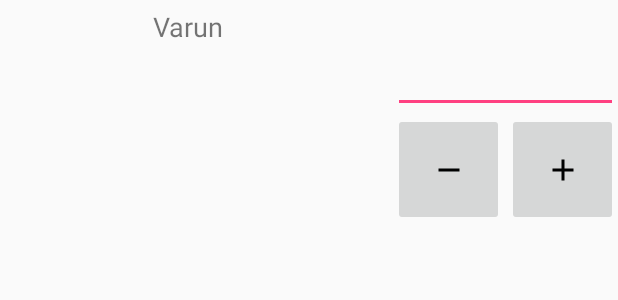
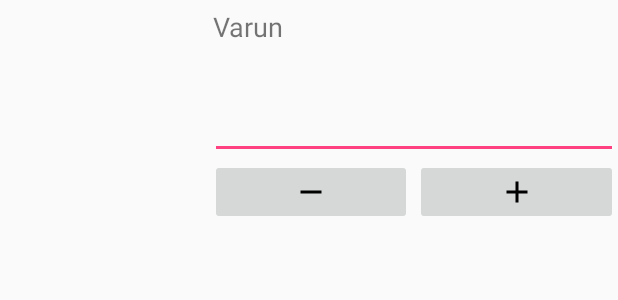
Before and after one commit to Dex1019/Veggkart, an Android app: the layout list_item_products.xml on its own in the app's theme, with its tools: preview values and no code run, on a phone screen of 412 x 824 dp. Shown: the top 300 px of the screen. Run offline under Robolectric (Android 15) with nearby library versions, the phone set to English and light mode, and no system bars; network calls fail.

Commit message:
Change UIUX

```diff
--- a/app/build.gradle
+++ b/app/build.gradle
@@ -30,4 +30,6 @@ dependencies {
     compile 'com.android.volley:volley:1.0.0'
     compile 'com.squareup.picasso:picasso:2.5.2'
     compile 'com.android.support:support-v4:24.0.0'
+    compile 'com.google.android.gms:play-services-appindexing:8.1.0'
+    compile 'com.android.support:cardview-v7:24.0.0'
 }
--- a/app/src/main/AndroidManifest.xml
+++ b/app/src/main/AndroidManifest.xml
@@ -61,7 +61,11 @@
 
                 <category android:name="android.intent.category.DEFAULT" />
             </intent-filter>
-        </activity>
+        </activity><!-- ATTENTION: This was auto-generated to add Google Play services to your project for
+     App Indexing.  See https://g.co/AppIndexing/AndroidStudio for more information. -->
+        <meta-data
+            android:name="com.google.android.gms.version"
+            android:value="@integer/google_play_services_version" />
     </application>
 
 </manifest>
--- a/app/src/main/java/com/veggkart/android/model/Product.java
+++ b/app/src/main/java/com/veggkart/android/model/Product.java
@@ -78,11 +78,7 @@ public class Product {
   }
 
   public boolean getStock() {
-    if (this.stock != null && this.stock.trim().length() > 0 && this.stock.trim().equals("YES")) {
-      return true;
-    } else {
-      return false;
-    }
+    return this.stock != null && this.stock.trim().length() > 0 && this.stock.trim().equals("YES");
   }
 
   public void setStock(boolean stock) {
--- a/app/src/main/java/com/veggkart/android/util/Helper.java
+++ b/app/src/main/java/com/veggkart/android/util/Helper.java
@@ -109,11 +109,7 @@ public class Helper {
 
     boolean isConnected;
 
-    if ((activeNetwork != null) && activeNetwork.isConnected()) {
-      isConnected = true;
-    } else {
-      isConnected = false;
-    }
+    isConnected = (activeNetwork != null) && activeNetwork.isConnected();
 
     return isConnected;
   }
--- a/app/src/main/res/layout/list_item_products.xml
+++ b/app/src/main/res/layout/list_item_products.xml
@@ -7,14 +7,14 @@
     android:orientation="horizontal">
 
     <android.support.v7.widget.LinearLayoutCompat
-        android:layout_width="100dp"
+        android:layout_width="140dp"
         android:layout_height="match_parent"
         android:orientation="vertical">
 
         <android.support.v7.widget.AppCompatImageView
             android:id="@+id/imageView_products_product"
-            android:layout_width="100dp"
-            android:layout_height="100dp"
+            android:layout_width="140dp"
+            android:layout_height="120dp"
             android:layout_centerHorizontal="true"
             android:layout_centerVertical="true"
             android:adjustViewBounds="true" />
@@ -27,9 +27,15 @@
 
     </android.support.v7.widget.LinearLayoutCompat>
 
+
+    <android.support.v7.widget.LinearLayoutCompat
+        android:layout_width="match_parent"
+        android:layout_height="match_parent"
+        android:orientation="vertical">
+
         <android.support.v7.widget.AppCompatTextView
             android:id="@+id/textView_products_name"
-        android:layout_width="0dp"
+            android:layout_width="match_parent"
             android:layout_height="match_parent"
             android:layout_weight="1"
             android:gravity="start"
@@ -42,27 +48,24 @@
             android:textSize="18sp"
             tools:text="Varun" />
 
-    <android.support.v7.widget.LinearLayoutCompat
-        android:layout_width="150dp"
-        android:layout_height="match_parent"
-        android:orientation="vertical">
-
         <android.support.v7.widget.AppCompatEditText
             android:id="@+id/editText_products_quantity"
             android:layout_width="match_parent"
-            android:layout_height="75dp"
+            android:layout_height="wrap_content"
             android:digits="0123456789"
             android:inputType="number" />
 
         <android.support.v7.widget.LinearLayoutCompat
             android:layout_width="match_parent"
-            android:layout_height="75dp"
-            android:orientation="horizontal">
+            android:layout_height="wrap_content"
+            android:orientation="horizontal"
+            android:weightSum="2">
 
             <android.support.v7.widget.AppCompatImageButton
                 android:id="@+id/imageButton_products_decrement"
-                android:layout_width="74dp"
-                android:layout_height="75dp"
+                android:layout_width="wrap_content"
+                android:layout_height="wrap_content"
+                android:layout_weight="1"
                 app:srcCompat="@drawable/ic_remove_black_24dp" />
 
             <android.support.v4.widget.Space
@@ -71,8 +74,9 @@
 
             <android.support.v7.widget.AppCompatImageButton
                 android:id="@+id/imageButton_products_increment"
-                android:layout_width="74dp"
-                android:layout_height="75dp"
+                android:layout_width="wrap_content"
+                android:layout_height="wrap_content"
+                android:layout_weight="1"
                 app:srcCompat="@drawable/ic_add_black_24dp" />
         </android.support.v7.widget.LinearLayoutCompat>
     </android.support.v7.widget.LinearLayoutCompat>
--- a/app/src/main/res/values/colors.xml
+++ b/app/src/main/res/values/colors.xml
@@ -1,7 +1,7 @@
 <?xml version="1.0" encoding="utf-8"?>
 <resources>
-    <color name="colorPrimary">#ff3f51b5</color>
-    <color name="colorPrimaryDark">#ff303f9f</color>
+    <color name="colorPrimary">#00bcd4</color>
+    <color name="colorPrimaryDark">#00bcd4</color>
     <color name="colorAccent">#ffff4081</color>
     <color name="inactiveTabTextColor">#ffe0e0e0</color>
     <color name="activeTabTextColor">#ffffffff</color>
--- a/build.gradle
+++ b/build.gradle
@@ -5,7 +5,7 @@ buildscript {
         jcenter()
     }
     dependencies {
-        classpath 'com.android.tools.build:gradle:2.1.2'
+        classpath 'com.android.tools.build:gradle:2.1.3'
         // NOTE: Do not place your application dependencies here; they belong
         // in the individual module build.gradle files
     }
```
Also changed, not shown: app/src/main/java/com/veggkart/android/activity/SignInActivity.java (+61 -0 lines), app/src/main/res/layout/activity_sign_in.xml (+11 -1 lines), gradle/wrapper/gradle-wrapper.properties. Lines whose indentation alone changed are shown as unchanged.
